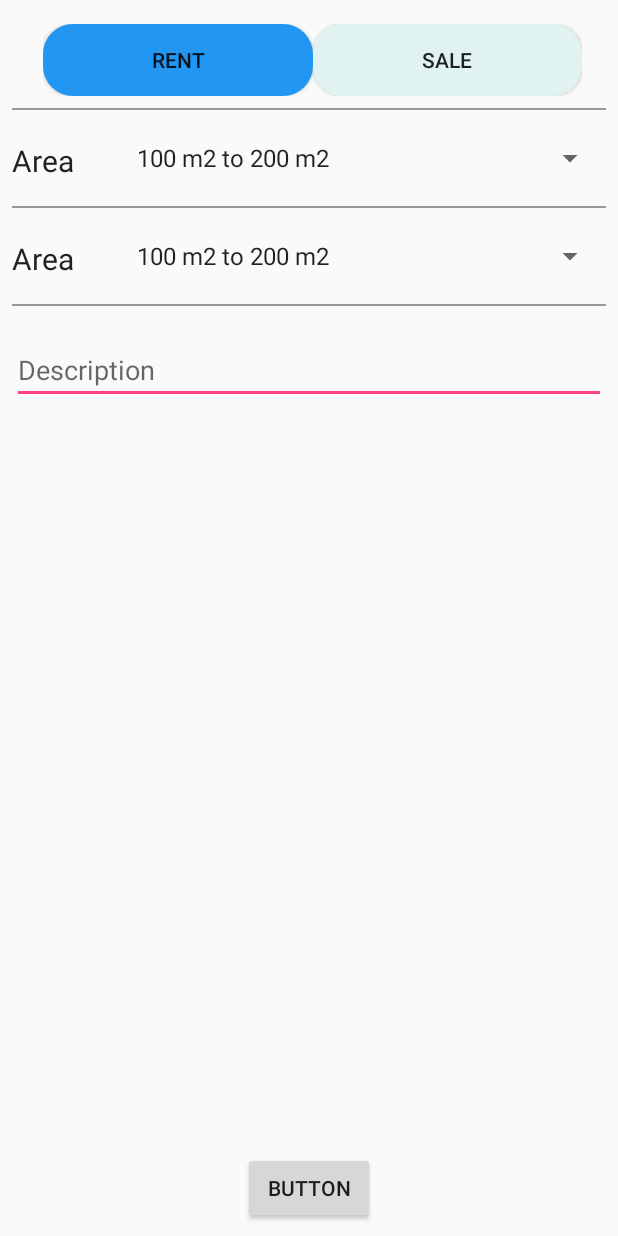
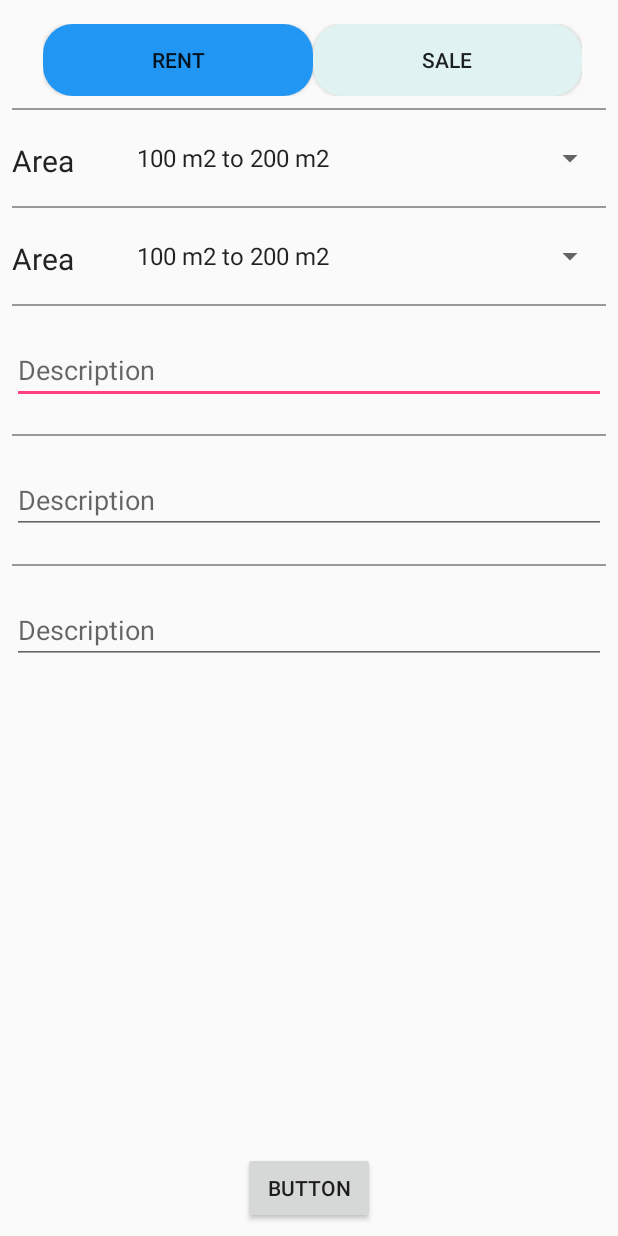
Before and after one commit to osama-i-muhammed/EditText-1, an Android app: the screen it shows after launch (DesingTEST), on a phone screen of 412 x 824 dp. Run offline under Robolectric (Android 15) with nearby library versions, the phone set to English and light mode, and no system bars.

Commit message:
first project2

```diff
--- a/app/src/main/res/layout/activity_desing_test.xml
+++ b/app/src/main/res/layout/activity_desing_test.xml
@@ -168,6 +168,66 @@
 
             </LinearLayout>
 
+            <LinearLayout
+                android:layout_width="match_parent"
+                android:layout_height="1dp"
+                android:background="#999"
+                android:orientation="horizontal">
+
+
+        </LinearLayout>
+
+            <LinearLayout
+                android:layout_width="match_parent"
+                android:layout_height="wrap_content"
+                android:orientation="horizontal"
+                android:paddingBottom="20dp"
+                android:paddingTop="20dp">
+
+
+                <EditText
+
+                    android:id="@+id/ett"
+                    android:layout_width="match_parent"
+                    android:layout_height="wrap_content"
+                    android:layout_gravity="left|center_vertical"
+                    android:layout_weight="1"
+                    android:hint="@string/Description"
+                    android:inputType="text|textMultiLine"
+                    android:maxLength="200" />
+
+            </LinearLayout>
+
+            <LinearLayout
+                android:layout_width="match_parent"
+                android:layout_height="1dp"
+                android:background="#999"
+                android:orientation="horizontal">
+
+
+        </LinearLayout>
+
+            <LinearLayout
+                android:layout_width="match_parent"
+                android:layout_height="wrap_content"
+                android:orientation="horizontal"
+                android:paddingBottom="20dp"
+                android:paddingTop="20dp">
+
+
+                <EditText
+
+                    android:id="@+id/ett"
+                    android:layout_width="match_parent"
+                    android:layout_height="wrap_content"
+                    android:layout_gravity="left|center_vertical"
+                    android:layout_weight="1"
+                    android:hint="@string/Description"
+                    android:inputType="text|textMultiLine"
+                    android:maxLength="200" />
+
+            </LinearLayout>
+
 
         </LinearLayout>
     </ScrollView>
```
